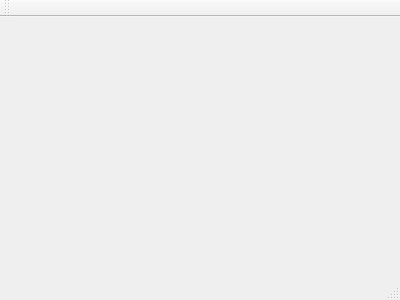
Above: Server/COMP7005_A1_Server/mainwindow.ui from filipgutica/COMP7005_A1 before the change. Below: the same form after it.
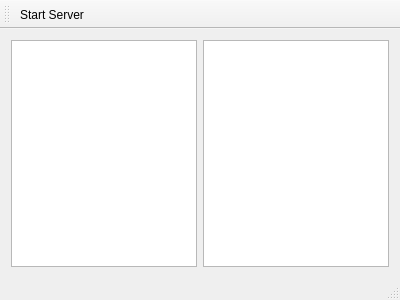
That is the form after the change.

```diff
--- a/Server/COMP7005_A1_Server/mainwindow.ui
+++ b/Server/COMP7005_A1_Server/mainwindow.ui
@@ -12,13 +12,43 @@
   <property name="windowTitle" >
    <string>MainWindow</string>
   </property>
-  <widget class="QMenuBar" name="menuBar" />
-  <widget class="QToolBar" name="mainToolBar" />
-  <widget class="QWidget" name="centralWidget" />
-  <widget class="QStatusBar" name="statusBar" />
+  <widget class="QWidget" name="centralWidget">
+   <layout class="QGridLayout" name="gridLayout">
+    <item row="0" column="0">
+     <widget class="QListView" name="listView"/>
+    </item>
+    <item row="0" column="1">
+     <widget class="QTextBrowser" name="log"/>
+    </item>
+   </layout>
+  </widget>
+  <widget class="QMenuBar" name="menuBar">
+   <property name="geometry">
+    <rect>
+     <x>0</x>
+     <y>0</y>
+     <width>400</width>
+     <height>21</height>
+    </rect>
+   </property>
+  </widget>
+  <widget class="QToolBar" name="mainToolBar">
+   <attribute name="toolBarArea">
+    <enum>TopToolBarArea</enum>
+   </attribute>
+   <attribute name="toolBarBreak">
+    <bool>false</bool>
+   </attribute>
+   <addaction name="actionStart_Server"/>
+  </widget>
+  <widget class="QStatusBar" name="statusBar"/>
+  <action name="actionStart_Server">
+   <property name="text">
+    <string>Start Server</string>
+   </property>
+  </action>
  </widget>
- <layoutDefault spacing="6" margin="11" />
- <pixmapfunction></pixmapfunction>
+ <layoutdefault spacing="6" margin="11"/>
  <resources/>
  <connections/>
 </ui>
```
Left out of the diff: 7 changed lines with no effect on the pictures.
